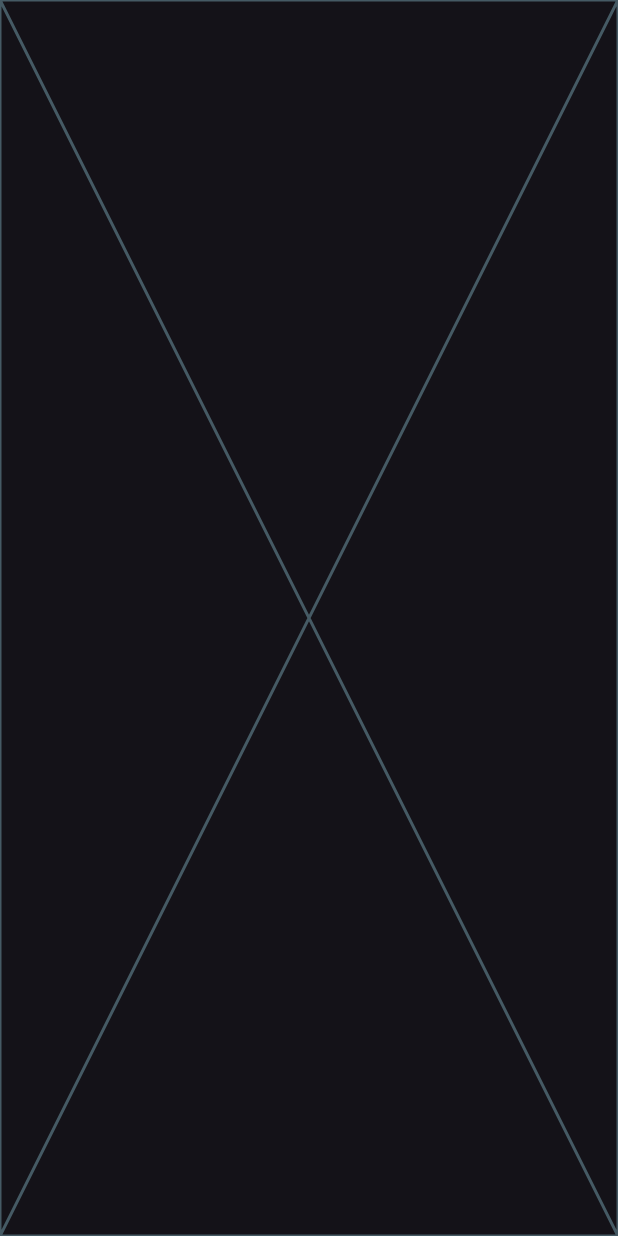
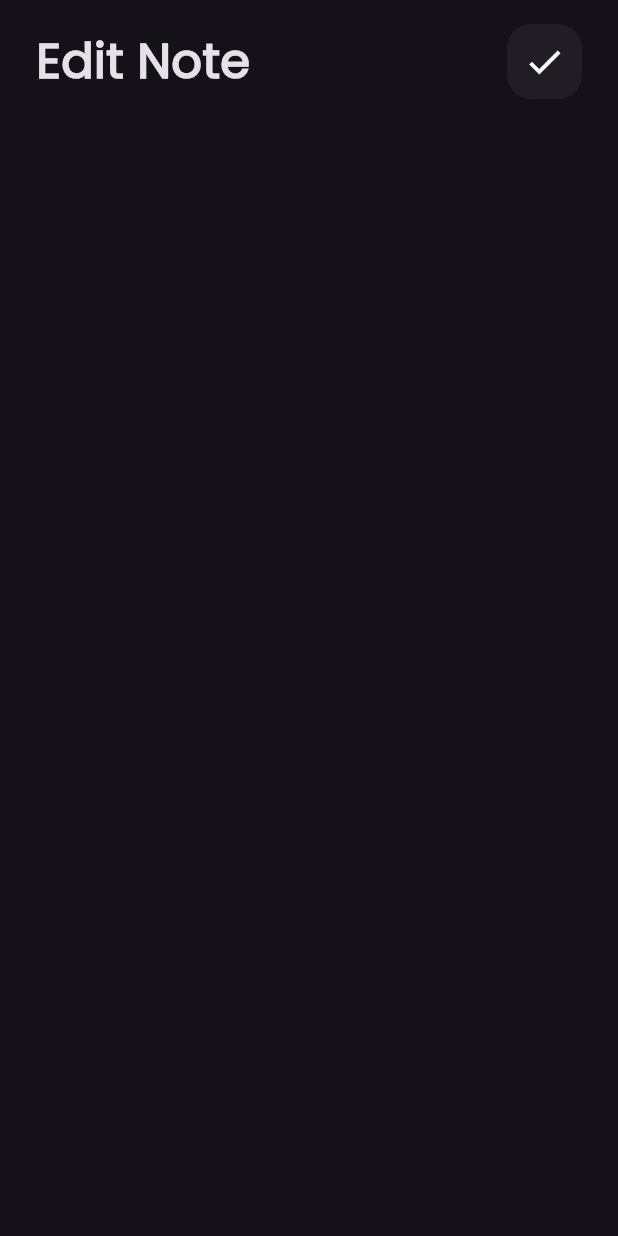
Before and after one commit to yousefmohamed35/notes_app, a Flutter app: the screen it shows after launch, after a tap on "Flutter Tips", on a phone screen of 412 x 824 dp. Run offline on Flutter 3.47's test engine with Material 3 defaults, Android fonts, the phone set to English and light mode, and no system bars; our stand-ins replace font_awesome_flutter.

Commit message:
add Custom app bar to edit note view

```diff
--- a/lib/widget/custom_appbar.dart
+++ b/lib/widget/custom_appbar.dart
@@ -2,22 +2,23 @@ import 'package:flutter/material.dart';
 import 'package:todoapp/widget/custom_icon.dart';
 
 class CustomAppBar extends StatelessWidget {
-  const CustomAppBar({super.key});
-
+  const CustomAppBar({super.key, required this.title, required this.icon});
+  final String title;
+  final IconData icon;
   @override
   Widget build(BuildContext context) {
-    return const Row(
+    return Row(
       mainAxisAlignment: MainAxisAlignment.spaceBetween,
       children: [
         Text(
-          'Notes',
+          title,
           style: TextStyle(
             fontSize: 32,
             fontWeight: FontWeight.bold,
           ),
         ),
         CustomSearchIcon(
-
+          icon: icon,
         ),
       ],
     );
--- a/lib/widget/custom_icon.dart
+++ b/lib/widget/custom_icon.dart
@@ -1,8 +1,8 @@
 import 'package:flutter/material.dart';
 
 class CustomSearchIcon extends StatelessWidget {
-  const CustomSearchIcon({super.key});
-
+  const CustomSearchIcon({super.key, required this.icon});
+  final IconData icon;
   @override
   Widget build(BuildContext context) {
     return Container(
@@ -11,9 +11,12 @@ class CustomSearchIcon extends StatelessWidget {
       decoration: BoxDecoration(
         color: Colors.white.withOpacity(.05),
         borderRadius: BorderRadius.circular(16),
-          ),
-      child:const Center(
-        child: Icon(Icons.search,size: 28,),
+      ),
+      child:  Center(
+        child: Icon(
+        icon,
+          size: 28,
+        ),
       ),
     );
   }
--- a/lib/widget/edit_view_body.dart
+++ b/lib/widget/edit_view_body.dart
@@ -1,10 +1,20 @@
 import 'package:flutter/material.dart';
+import 'package:todoapp/widget/custom_appbar.dart';
 
 class EditNoteViewBody extends StatelessWidget {
   const EditNoteViewBody({super.key});
 
   @override
   Widget build(BuildContext context) {
-    return const Placeholder();
+    return const SafeArea(
+      child: Padding(
+        padding: const EdgeInsets.symmetric(horizontal: 24,vertical: 16),
+        child: Column(
+          children: [
+            CustomAppBar(title: 'Edit Note', icon:Icons.check,),
+          ],
+        ),
+      ),
+    );
   }
 }
--- a/lib/widget/notes_view_body.dart
+++ b/lib/widget/notes_view_body.dart
@@ -12,10 +12,10 @@ class NotesViewBody extends StatelessWidget {
   Widget build(BuildContext context) {
     return const SafeArea(
       child:  Padding(
-        padding: EdgeInsets.symmetric(horizontal: 24),
+        padding: EdgeInsets.symmetric(horizontal: 24,vertical: 16),
         child: Column(
           children: [
-          CustomAppBar(),
+          CustomAppBar(title: 'Notes', icon: Icons.search,),
           Expanded(child:   NotesListView()),
           ],
         ),
```
